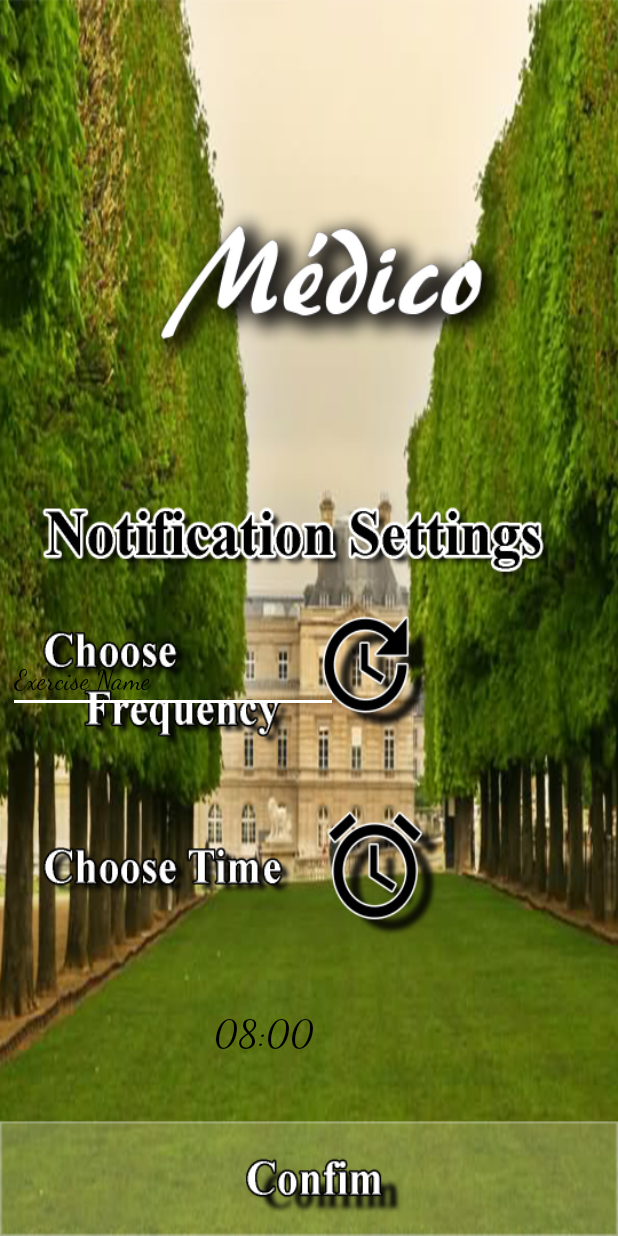
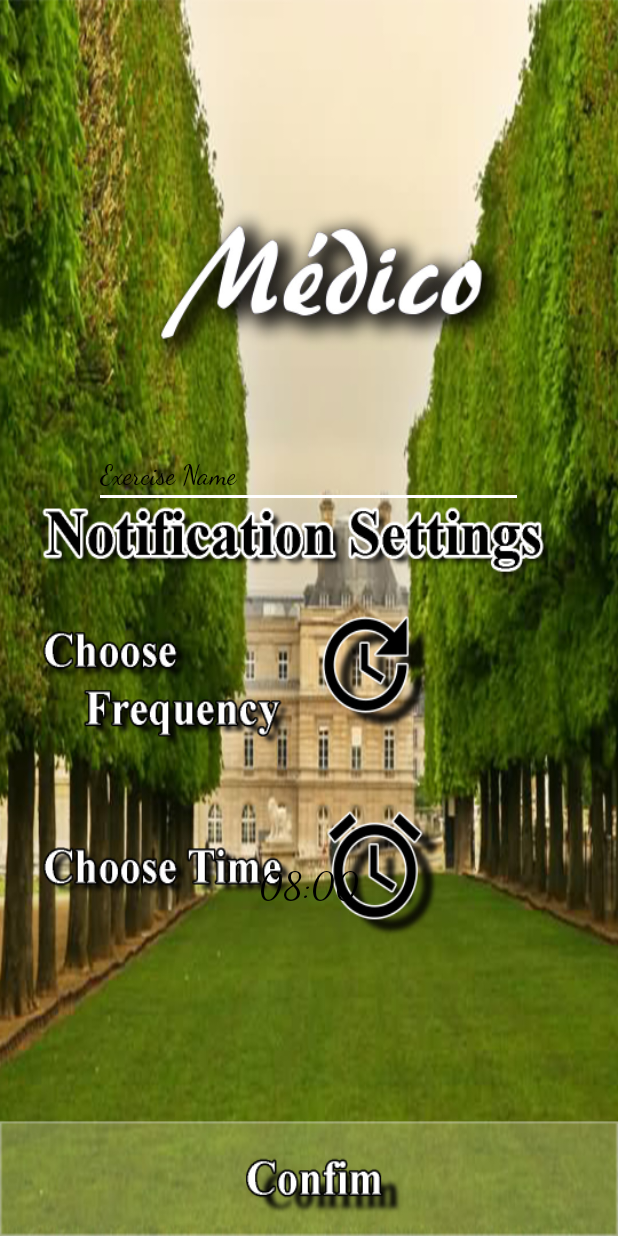
Before and after one commit to edenkes/Medico, an Android app: the VideoData screen opened directly, with no data from a screen before it, on a phone screen of 412 x 824 dp. Run offline under Robolectric (Android 15) with nearby library versions, the light colour scheme and no system bars.

Commit message:
update ver 2.1

```diff
--- a/app/src/main/res/layout/exercises_data.xml
+++ b/app/src/main/res/layout/exercises_data.xml
@@ -10,31 +10,29 @@
         android:id="@+id/tvTime"
         android:layout_width="wrap_content"
         android:layout_height="wrap_content"
-        android:layout_marginBottom="114dp"
         android:text="08:00"
         android:textColor="@color/textColor"
         android:textSize="25sp"
-        android:layout_marginStart="137dp"
-        android:layout_alignParentBottom="true"
-        android:layout_alignParentStart="true" />
+        android:layout_below="@+id/btChange_time"
+        android:layout_marginTop="25dp"
+        android:layout_centerHorizontal="true" />
 
     <Button
         android:id="@+id/btChange_time"
-        android:layout_width="75dp"
+        android:layout_width="match_parent"
         android:layout_height="75dp"
         android:background="@color/transparent"
-        android:layout_alignBottom="@+id/tvTime"
-        android:layout_toEndOf="@+id/tvTime"
-        android:layout_marginBottom="12dp" />
+
+        android:layout_below="@+id/btChange_frq"
+        android:layout_alignParentStart="true"
+        android:layout_marginTop="25dp" />
 
     <Button
         android:id="@+id/btChange_frq"
-        android:layout_width="75dp"
+        android:layout_width="match_parent"
         android:layout_height="75dp"
         android:background="@color/transparent"
-        android:layout_above="@+id/btChange_time"
-        android:layout_alignStart="@+id/btChange_time"
-        android:layout_marginBottom="15dp" />
+        android:layout_centerVertical="true" />
 
     <Button
         android:id="@+id/btConfirm"
@@ -49,14 +47,14 @@
         android:id="@+id/etExerciseName"
         android:layout_width="wrap_content"
         android:layout_height="wrap_content"
-        android:ems="10"
+        android:ems="13"
         android:inputType="textPersonName"
         android:hint="Exercise Name"
         android:maxLines="1"
         android:textColorHint="@color/textColor"
-        android:layout_marginBottom="51dp"
         android:layout_above="@+id/btChange_frq"
-        android:layout_alignParentStart="true" />
+         android:layout_centerHorizontal="true"
+        android:layout_marginBottom="35dp" />
 
 
 </RelativeLayout>
--- a/app/src/main/res/values/colors.xml
+++ b/app/src/main/res/values/colors.xml
@@ -5,7 +5,7 @@
     <color name="colorAccent">#ffffff</color>
 
     <color name="colorWindowBackground">#ffffff</color>
-    <color name="colorLetters">#5f027e</color>
+    <color name="colorLetters">#00124c</color>
     <color name="textColor">#000000</color>
     <color name="textColorPrimary">#ded4e3</color>
     <color name="textColorSecondary">#0dccb2</color>
```
Also changed, not shown: app/src/main/res/layout/fragment_fragment_favorites.xml (+6 -10 lines), app/src/main/res/drawable-hdpi/ic_play_circle_outline_black_24dp.png (added), app/src/main/res/drawable-mdpi/ic_play_circle_outline_black_24dp.png (added), app/src/main/res/drawable-xhdpi/ic_play_circle_outline_black_24dp.png (added), app/src/main/res/drawable-xxhdpi/ic_play_circle_outline_black_24dp.png (added), app/src/main/res/drawable-xxxhdpi/ic_play_circle_outline_black_24dp.png (added).
